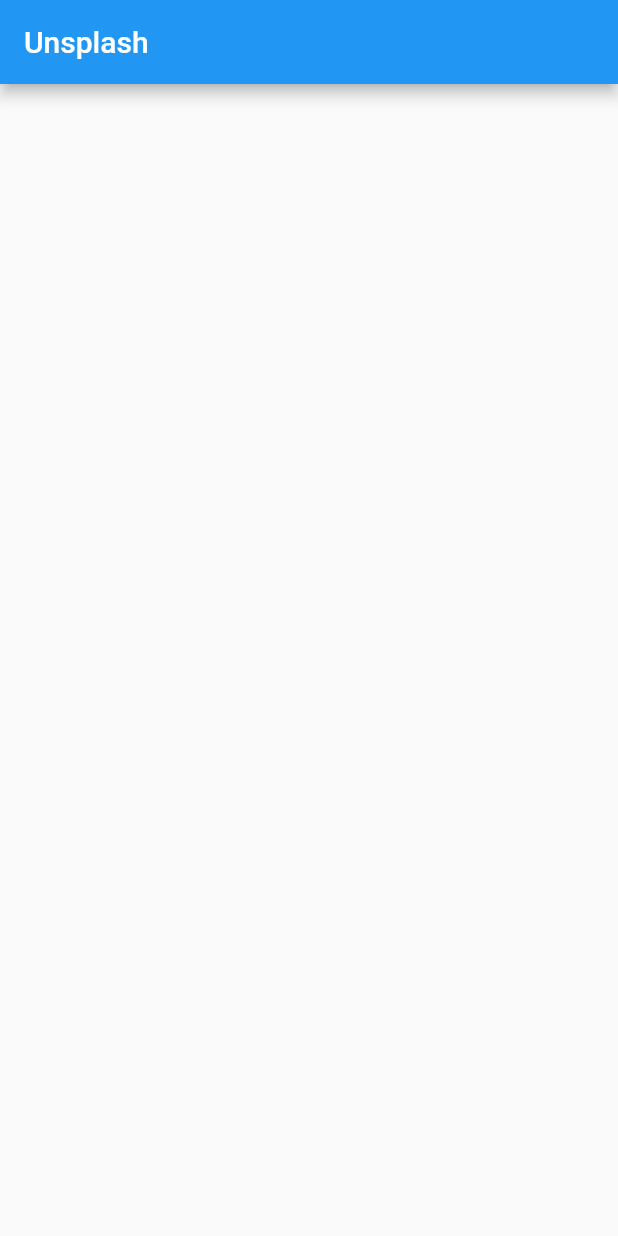
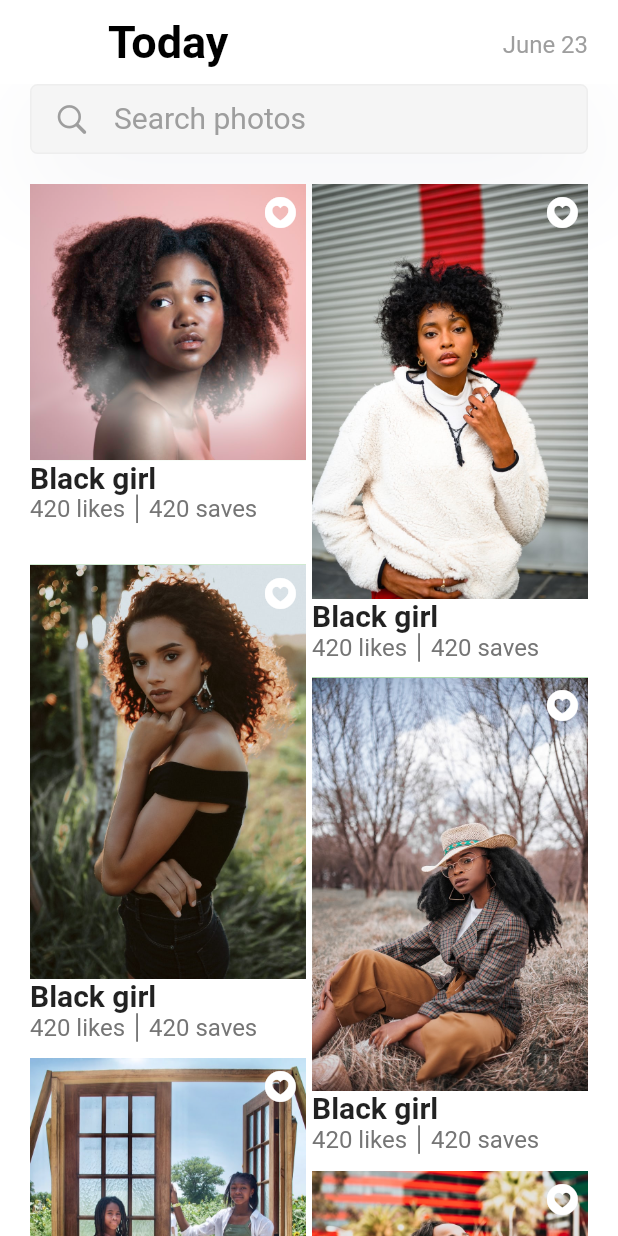
Before and after one commit to plunex/elite_102_flutter, a Flutter app: the Unsplash screen opened directly, on a phone screen of 412 x 824 dp. Run offline on Flutter 3.47's test engine with Material 2 defaults, Android fonts, the phone set to English and light mode, and no system bars.

Commit message:
unsplash page updated

```diff
--- a/lib/main.dart
+++ b/lib/main.dart
@@ -1,18 +1,16 @@
+import 'package:elite/pages/main_screen.dart';
 import 'package:flutter/material.dart';
-
-import 'home.dart';
 
 void main() {
   runApp(MyApp());
 }
 
 class MyApp extends StatelessWidget {
-  // This widget is the root of your application.
   @override
   Widget build(BuildContext context) {
     return MaterialApp(
       title: 'Flutter Demo',
-      home: Home(),
+      home: MainScreen(),
     );
   }
 }
--- a/lib/pages/unsplash.dart
+++ b/lib/pages/unsplash.dart
@@ -1,12 +1,136 @@
+import 'dart:math';
+import 'dart:ui';
+
+import 'package:elite/pages/widgets/search_bar.dart';
+import 'package:elite/pages/widgets/size_config.dart';
+import 'package:flutter/cupertino.dart';
 import 'package:flutter/material.dart';
+import 'package:flutter/painting.dart';
+import 'package:flutter/rendering.dart';
+import 'package:flutter_staggered_grid_view/flutter_staggered_grid_view.dart';
 
 class Unsplash extends StatelessWidget {
   @override
   Widget build(BuildContext context) {
     return Scaffold(
-      appBar: AppBar(
-        title: Text('Unsplash'),
+      appBar: buildAppBar(context),
+      backgroundColor: Colors.white,
+      body: Container(
+        margin: EdgeInsets.symmetric(horizontal: 20.0),
+        child: Column(
+          children: [
+            SearchBar(
+              icon: Icon(
+                CupertinoIcons.search,
+                color: Colors.grey,
+              ),
+              hintText: 'Search photos',
+            ),
+            Container(
+              height: 20,
+            ),
+            Flexible(
+              child: StaggeredGridView.countBuilder(
+                crossAxisCount: 4,
+                itemCount: 8,
+                itemBuilder: (BuildContext context, int index) => Stack(
+                  // fit: StackFit.passthrough,
+                  children: [
+                    Column(
+                      crossAxisAlignment: CrossAxisAlignment.start,
+                      children: [
+                        Container(
+                          color: Colors.green,
+                          child: Image.asset('images/girl${index + 0}.jpeg'),
+                        ),
+                        Text(
+                          'Black girl',
+                          style: TextStyle(
+                            fontSize: 20,
+                            fontWeight: FontWeight.bold,
+                          ),
+                        ),
+                        IntrinsicHeight(
+                          child: Row(
+                            children: [
+                              Text(
+                                '${Random().nextInt(1000)} likes',
+                                style: TextStyle(
+                                  fontSize: 16,
+                                  color: Colors.grey[600],
+                                ),
+                              ),
+                              VerticalDivider(
+                                color: Colors.black,
+                              ),
+                              Text(
+                                '${Random().nextInt(1000)} saves',
+                                style: TextStyle(
+                                  fontSize: 16,
+                                  color: Colors.grey[600],
+                                ),
+                              ),
+                            ],
+                          ),
+                        ),
+                      ],
+                    ),
+                    Positioned(
+                      right: SizeConfig.width(5),
+                      top: SizeConfig.height(5),
+                      child: Icon(
+                        CupertinoIcons.heart_circle_fill,
+                        color: Colors.white,
+                      ),
+                    ),
+                  ],
+                ),
+                staggeredTileBuilder: (int index) =>
+                    StaggeredTile.count(2, index == 0 ? 2.7 : 3.5),
+                mainAxisSpacing: 4.0,
+                crossAxisSpacing: 4.0,
+              ),
+            ),
+          ],
+        ),
       ),
     );
   }
 }
+
+// SearchBar(
+// icon: Icon(
+// CupertinoIcons.search,
+// color: Colors.grey,
+// ),
+// hintText: 'Search photos',
+// ),
+
+AppBar buildAppBar(BuildContext context) {
+  return AppBar(
+    elevation: 0,
+    backgroundColor: Colors.white,
+    centerTitle: false,
+    title: Text(
+      'Today',
+      style: TextStyle(
+        color: Colors.black,
+        fontSize: 30,
+        fontWeight: FontWeight.bold,
+      ),
+    ),
+    actions: [
+      Padding(
+        padding: const EdgeInsets.all(20.0),
+        child: Text(
+          'June 23',
+          textAlign: TextAlign.end,
+          style: TextStyle(
+            color: Colors.grey[500],
+            fontSize: 16,
+          ),
+        ),
+      ),
+    ],
+  );
+}
--- a/lib/pages/widgets/search_bar.dart
+++ b/lib/pages/widgets/search_bar.dart
@@ -0,0 +1,50 @@
+import 'package:elite/pages/widgets/size_config.dart';
+import 'package:flutter/material.dart';
+
+class SearchBar extends StatelessWidget {
+  final String hintText;
+  final Icon icon;
+
+  const SearchBar({
+    Key key,
+    this.hintText,
+    this.icon,
+  }) : super(key: key);
+
+  @override
+  Widget build(BuildContext context) {
+    SizeConfig().init(context);
+    return Container(
+      height: SizeConfig.height(34.0),
+      width: double.infinity,
+      decoration: BoxDecoration(
+        color: Colors.grey[100],
+        borderRadius: BorderRadius.all(Radius.circular(5.0)),
+        border: Border.all(color: Colors.grey[200]),
+        boxShadow: [
+          BoxShadow(
+            blurRadius: 60.0,
+            spreadRadius: 0.0,
+            offset: Offset(0.0, 16.0),
+            color: Color(0xff4E4F72).withOpacity(0.08),
+          ),
+        ],
+      ),
+      child: Padding(
+        padding: const EdgeInsets.only(left: 15.0),
+        child: TextField(
+          textAlign: TextAlign.left,
+          decoration: new InputDecoration(
+            hintStyle: TextStyle(
+              color: Colors.grey,
+              fontSize: 20.0,
+            ),
+            hintText: hintText,
+            border: InputBorder.none,
+            icon: icon,
+          ),
+        ),
+      ),
+    );
+  }
+}
--- a/pubspec.yaml
+++ b/pubspec.yaml
@@ -28,6 +28,7 @@ dependencies:
   # The following adds the Cupertino Icons font to your application.
   # Use with the CupertinoIcons class for iOS style icons.
   cupertino_icons: ^1.0.0
+  flutter_staggered_grid_view: ^0.3.3
 
 dev_dependencies:
   flutter_test:
@@ -45,8 +46,8 @@ flutter:
   uses-material-design: true
 
   # To add assets to your application, add an assets section, like this:
-  # assets:
-  #   - images/a_dot_burr.jpeg
+  assets:
+    - images/
   #   - images/a_dot_ham.jpeg
 
   # An image asset can refer to one or more resolution-specific "variants", see
```
Also changed, not shown: lib/pages/atlas.dart (+35 -0 lines), lib/pages/main_screen.dart (+48 -2 lines), lib/pages/mina.dart (+59 -0 lines), images/girl0.jpeg (added), images/girl1.jpeg (added), images/girl2.jpeg (added), images/girl3.jpeg (added), images/girl4.jpeg (added), images/girl5.jpeg (added), images/girl6.jpeg (added), images/girl7.jpeg (added), images/girl8.jpeg (added), pubspec.lock.
